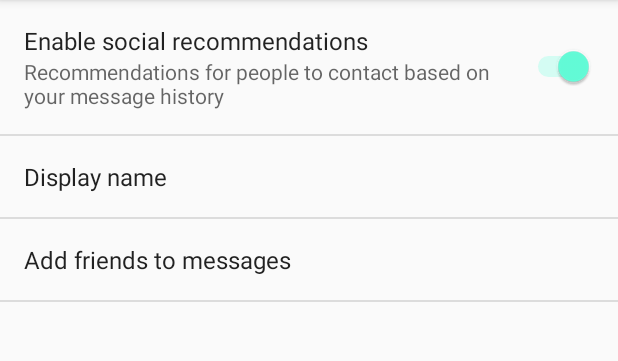
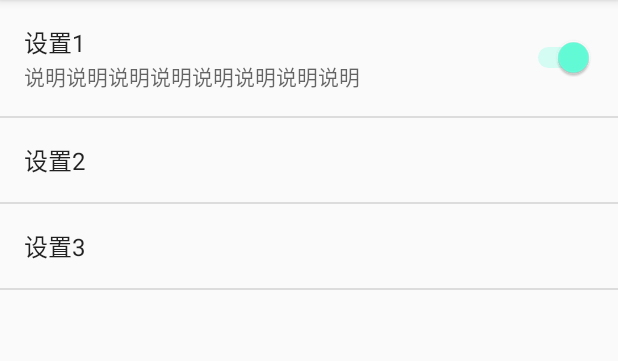
Before and after one commit to wjy92/EChat, an Android app: the fragment SettingsFragment shown on its own in the app's theme, on a phone screen of 412 x 824 dp, the part 84-445 px from its top. Run offline under Robolectric (Android 15) with nearby library versions, the phone set to English and light mode, and no system bars; our stand-ins replace CircleImageView.

```diff
--- a/app/src/main/java/com/thirdnet/echat/activity/SettingsActivity.java
+++ b/app/src/main/java/com/thirdnet/echat/activity/SettingsActivity.java
@@ -14,4 +14,5 @@ public class SettingsActivity extends AppCompatActivity {
         super.onCreate(savedInstanceState);
         getFragmentManager().beginTransaction().replace(android.R.id.content, new SettingsFragment()).commit();
     }
+
 }
--- a/app/src/main/java/com/thirdnet/echat/fragment/SettingsFragment.java
+++ b/app/src/main/java/com/thirdnet/echat/fragment/SettingsFragment.java
@@ -1,7 +1,9 @@
 package com.thirdnet.echat.fragment;
 
 import android.os.Bundle;
+import android.preference.Preference;
 import android.preference.PreferenceFragment;
+import android.util.Log;
 
 import com.thirdnet.echat.R;
 
@@ -9,10 +11,18 @@ import com.thirdnet.echat.R;
  * 作者：杨水强
  * 时间：2016/3/3
  */
-public class SettingsFragment extends PreferenceFragment {
+public class SettingsFragment extends PreferenceFragment implements Preference.OnPreferenceChangeListener {
     @Override
     public void onCreate(Bundle savedInstanceState) {
         super.onCreate(savedInstanceState);
         addPreferencesFromResource(R.xml.pref_general);
+
+    }
+
+
+    @Override
+    public boolean onPreferenceChange(Preference preference, Object newValue) {
+        Log.d("test", "test");
+        return false;
     }
 }
--- a/app/src/main/res/xml/pref_general.xml
+++ b/app/src/main/res/xml/pref_general.xml
@@ -3,8 +3,8 @@
     <SwitchPreference
         android:defaultValue="true"
         android:key="example_switch"
-        android:summary="@string/pref_description_social_recommendations"
-        android:title="@string/pref_title_social_recommendations" />
+        android:summary="说明说明说明说明说明说明说明说明"
+        android:title="设置1" />
 
     <!-- NOTE: EditTextPreference accepts EditText attributes. -->
     <!-- NOTE: EditTextPreference's summary should be set to its value by the activity code. -->
@@ -16,7 +16,7 @@
         android:maxLines="1"
         android:selectAllOnFocus="true"
         android:singleLine="true"
-        android:title="@string/pref_title_display_name" />
+        android:title="设置2" />
 
     <!-- NOTE: Hide buttons to simplify the UI. Users can touch outside the dialog to
          dismiss it. -->
@@ -28,6 +28,6 @@
         android:key="example_list"
         android:negativeButtonText="@null"
         android:positiveButtonText="@null"
-        android:title="@string/pref_title_add_friends_to_messages" />
+        android:title="设置3" />
 
 </PreferenceScreen>
```
